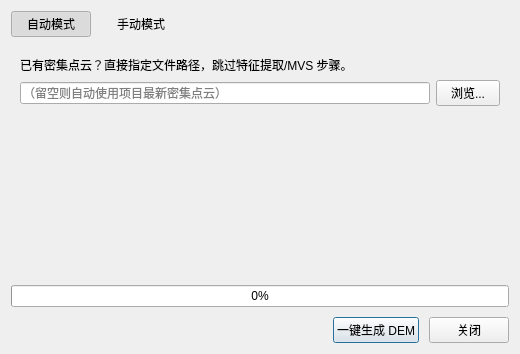
First picture: the form in src/gui/dialogs/reconstruction/CreateDemDialog.ui, repository guderianXu/plascan, before the edit.
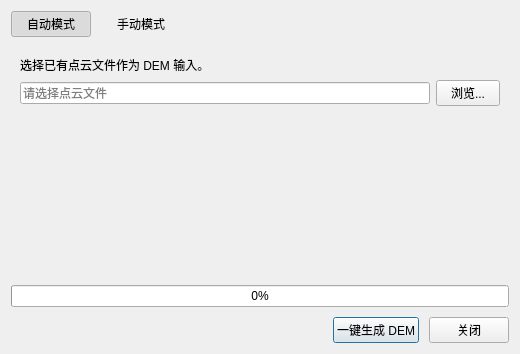
Second picture: the form after the edit. The open tabs and pages were chosen to show the change.

```diff
--- a/src/gui/dialogs/reconstruction/CreateDemDialog.ui
+++ b/src/gui/dialogs/reconstruction/CreateDemDialog.ui
@@ -142,7 +142,7 @@
        <item>
         <widget class="QLabel" name="manualHintLabel">
          <property name="text">
-          <string>已有密集点云？直接指定文件路径，跳过特征提取/MVS 步骤。</string>
+          <string>选择已有点云文件作为 DEM 输入。</string>
          </property>
          <property name="wordWrap">
           <bool>true</bool>
@@ -154,7 +154,7 @@
          <item>
           <widget class="QLineEdit" name="m_denseEdit">
            <property name="placeholderText">
-            <string>（留空则自动使用项目最新密集点云）</string>
+            <string>请选择点云文件</string>
            </property>
           </widget>
          </item>
```
